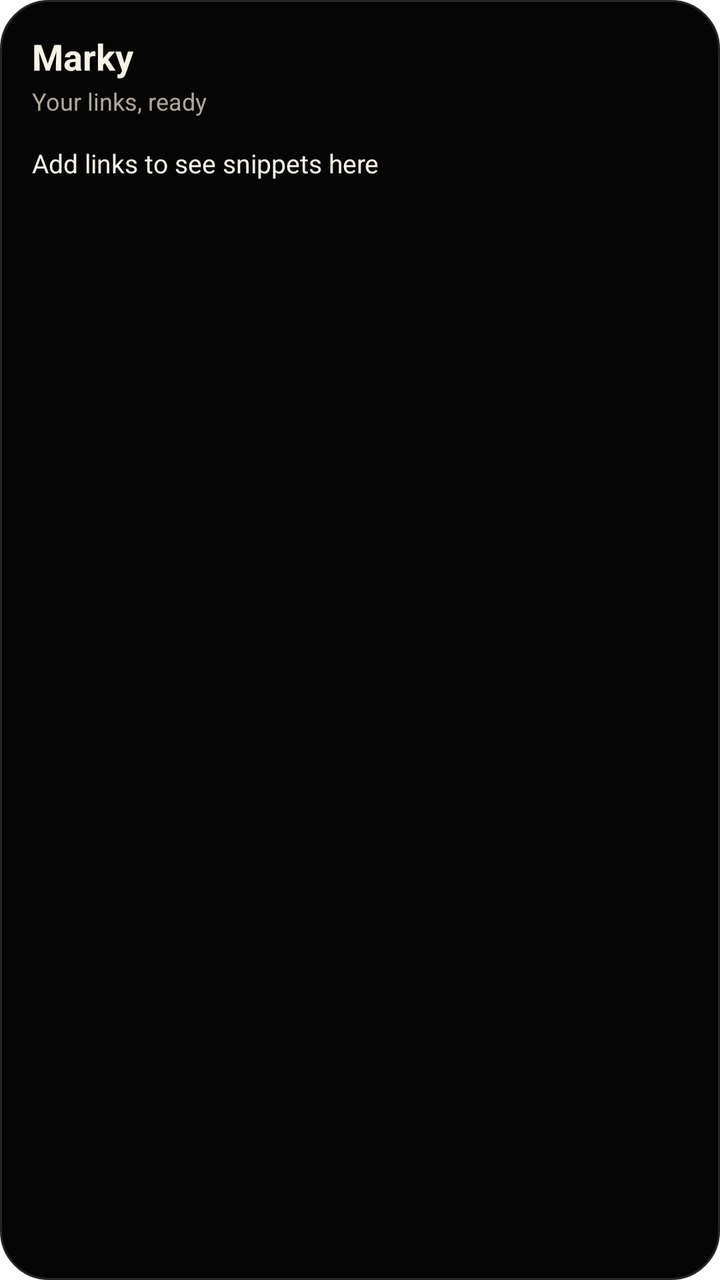
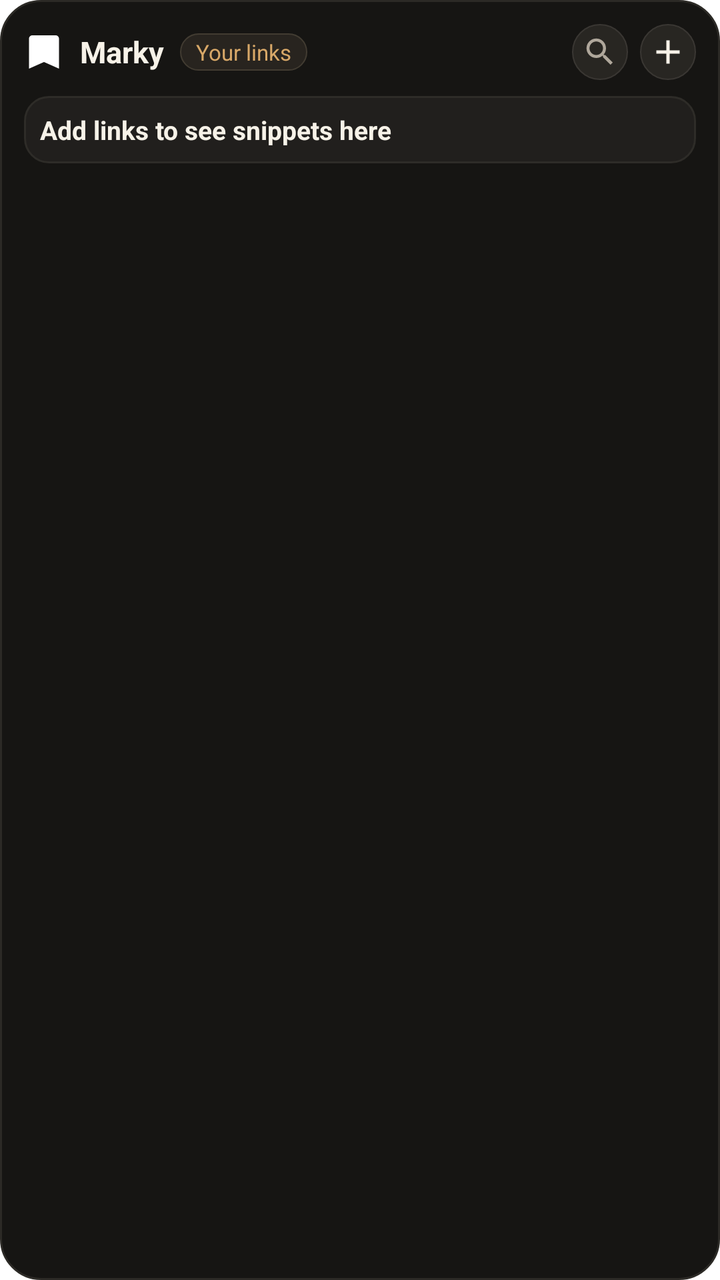

Before-and-after screenshots of an Android layout around one commit, followed by the original layout XML and the change that was made.
<!-- AndroidManifest.xml: fallback theme Theme.MaterialComponents.DayNight.NoActionBar -->
<!-- res/layout/marky_feed_widget.xml -->
<LinearLayout xmlns:android="http://schemas.android.com/apk/res/android"
    android:id="@+id/widget_root"
    android:layout_width="match_parent"
    android:layout_height="match_parent"
    android:background="@drawable/marky_widget_background"
    android:orientation="vertical"
    android:padding="16dp">

    <TextView
        android:id="@+id/widget_title"
        android:layout_width="match_parent"
        android:layout_height="wrap_content"
        android:ellipsize="end"
        android:maxLines="1"
        android:text="Marky"
        android:textColor="#F7F2E8"
        android:textSize="18sp"
        android:textStyle="bold" />

    <TextView
        android:id="@+id/widget_subtitle"
        android:layout_width="match_parent"
        android:layout_height="wrap_content"
        android:layout_marginTop="2dp"
        android:ellipsize="end"
        android:maxLines="1"
        android:text="Your links, ready"
        android:textColor="#AFA79B"
        android:textSize="12sp" />

    <TextView
        android:id="@+id/widget_item_1"
        android:layout_width="match_parent"
        android:layout_height="wrap_content"
        android:layout_marginTop="14dp"
        android:ellipsize="end"
        android:maxLines="1"
        android:text="Add links to see snippets here"
        android:textColor="#F7F2E8"
        android:textSize="13sp" />

    <TextView
        android:id="@+id/widget_item_2"
        android:layout_width="match_parent"
        android:layout_height="wrap_content"
        android:layout_marginTop="8dp"
        android:ellipsize="end"
        android:maxLines="1"
        android:text=""
        android:textColor="#D8D0C3"
        android:textSize="13sp" />

    <TextView
        android:id="@+id/widget_item_3"
        android:layout_width="match_parent"
        android:layout_height="wrap_content"
        android:layout_marginTop="8dp"
        android:ellipsize="end"
        android:maxLines="1"
        android:text=""
        android:textColor="#D8D0C3"
        android:textSize="13sp" />
</LinearLayout>
<!-- resources referenced by this layout -->
<resources>
  <!-- drawable marky_widget_background (drawable) -->
  <shape xmlns:android="http://schemas.android.com/apk/res/android">
      <solid android:color="#050505" />
      <corners android:radius="24dp" />
      <stroke
          android:width="1dp"
          android:color="#262626" />
  </shape>
</resources>

<!-- the commit's change to res/layout/marky_feed_widget.xml (unified diff, before → after) -->
@@ -4,60 +4,192 @@
     android:layout_height="match_parent"
     android:background="@drawable/marky_widget_background"
     android:orientation="vertical"
-    android:padding="16dp">
+    android:padding="12dp">
 
-    <TextView
-        android:id="@+id/widget_title"
+    
+    <LinearLayout
+        android:id="@+id/widget_header"
         android:layout_width="match_parent"
         android:layout_height="wrap_content"
-        android:ellipsize="end"
-        android:maxLines="1"
-        android:text="Marky"
-        android:textColor="#F7F2E8"
-        android:textSize="18sp"
-        android:textStyle="bold" />
+        android:gravity="center_vertical"
+        android:orientation="horizontal">
 
-    <TextView
-        android:id="@+id/widget_subtitle"
-        android:layout_width="match_parent"
-        android:layout_height="wrap_content"
-        android:layout_marginTop="2dp"
-        android:ellipsize="end"
-        android:maxLines="1"
-        android:text="Your links, ready"
-        android:textColor="#AFA79B"
-        android:textSize="12sp" />
+        <ImageView
+            android:id="@+id/widget_icon"
+            android:layout_width="20dp"
+            android:layout_height="20dp"
+            android:contentDescription="@string/app_name"
+            android:src="@drawable/ic_stat_marky" />
 
-    <TextView
-        android:id="@+id/widget_item_1"
-        android:layout_width="match_parent"
-        android:layout_height="wrap_content"
-        android:layout_marginTop="14dp"
-        android:ellipsize="end"
-        android:maxLines="1"
-        android:text="Add links to see snippets here"
-        android:textColor="#F7F2E8"
-        android:textSize="13sp" />
+        <TextView
+            android:id="@+id/widget_title"
+            android:layout_width="wrap_content"
+            android:layout_height="wrap_content"
+            android:layout_marginStart="8dp"
+            android:text="Marky"
+            android:textColor="#F7F2E8"
+            android:textSize="15sp"
+            android:textStyle="bold" />
 
-    <TextView
-        android:id="@+id/widget_item_2"
+        <TextView
+            android:id="@+id/widget_subtitle"
+            android:layout_width="wrap_content"
+            android:layout_height="wrap_content"
+            android:layout_marginStart="8dp"
+            android:background="@drawable/marky_widget_pill_bg"
+            android:ellipsize="end"
+            android:maxLines="1"
+            android:paddingStart="8dp"
+            android:paddingTop="2dp"
+            android:paddingEnd="8dp"
+            android:paddingBottom="2dp"
+            android:text="Your links"
+            android:textColor="#D8A868"
+            android:textSize="11sp" />
+
+        <View
+            android:layout_width="0dp"
+            android:layout_height="1dp"
+            android:layout_weight="1" />
+
+        <ImageButton
+            android:id="@+id/widget_action_search"
+            android:layout_width="28dp"
+            android:layout_height="28dp"
+            android:layout_marginEnd="6dp"
+            android:background="@drawable/marky_widget_button_bg"
+            android:contentDescription="@string/shortcut_search_short"
+            android:padding="5dp"
+            android:scaleType="centerInside"
+            android:src="@drawable/ic_widget_search" />
+
+        <ImageButton
+            android:id="@+id/widget_action_add"
+            android:layout_width="28dp"
+            android:layout_height="28dp"
+            android:background="@drawable/marky_widget_button_bg"
+            android:contentDescription="@string/shortcut_add_short"
+            android:padding="4dp"
+            android:scaleType="centerInside"
+            android:src="@drawable/ic_widget_add" />
+    </LinearLayout>
+
+    
+    <LinearLayout
+        android:id="@+id/widget_items_container"
         android:layout_width="match_parent"
         android:layout_height="wrap_content"
         android:layout_marginTop="8dp"
-        android:ellipsize="end"
-        android:maxLines="1"
-        android:text=""
-        android:textColor="#D8D0C3"
-        android:textSize="13sp" />
+        android:orientation="vertical">
 
+        
+        <LinearLayout
+            android:id="@+id/widget_item_1_container"
+            android:layout_width="match_parent"
+            android:layout_height="wrap_content"
+            android:layout_marginBottom="5dp"
+            android:background="@drawable/marky_widget_item_bg"
+            android:orientation="vertical"
+            android:padding="8dp">
+
+            <TextView
+                android:id="@+id/widget_item_1"
+                android:layout_width="match_parent"
+                android:layout_height="wrap_content"
+                android:ellipsize="end"
+                android:maxLines="1"
+                android:text="Add links to see snippets here"
+                android:textColor="#F7F2E8"
+                android:textSize="13sp"
+                android:textStyle="bold" />
+
+            <TextView
+                android:id="@+id/widget_item_1_subtitle"
+                android:layout_width="match_parent"
+                android:layout_height="wrap_content"
+                android:layout_marginTop="2dp"
+                android:ellipsize="end"
+                android:maxLines="1"
+                android:textColor="#8E887E"
+                android:textSize="11sp"
+                android:visibility="gone" />
+        </LinearLayout>
+
+        
+        <LinearLayout
+            android:id="@+id/widget_item_2_container"
+            android:layout_width="match_parent"
+            android:layout_height="wrap_content"
+            android:layout_marginBottom="5dp"
+            android:background="@drawable/marky_widget_item_bg"
+            android:orientation="vertical"
+            android:padding="8dp"
+            android:visibility="gone">
+
+            <TextView
+                android:id="@+id/widget_item_2"
+                android:layout_width="match_parent"
+                android:layout_height="wrap_content"
+                android:ellipsize="end"
+                android:maxLines="1"
+                android:textColor="#F7F2E8"
+                android:textSize="13sp"
+                android:textStyle="bold" />
+
+            <TextView
+                android:id="@+id/widget_item_2_subtitle"
+                android:layout_width="match_parent"
+                android:layout_height="wrap_content"
+                android:layout_marginTop="2dp"
+                android:ellipsize="end"
+                android:maxLines="1"
+                android:textColor="#8E887E"
+                android:textSize="11sp"
+                android:visibility="gone" />
+        </LinearLayout>
+
+        
+        <LinearLayout
+            android:id="@+id/widget_item_3_container"
+            android:layout_width="match_parent"
+            android:layout_height="wrap_content"
+            android:background="@drawable/marky_widget_item_bg"
+            android:orientation="vertical"
+            android:padding="8dp"
+            android:visibility="gone">
+
+            <TextView
+                android:id="@+id/widget_item_3"
+                android:layout_width="match_parent"
+                android:layout_height="wrap_content"
+                android:ellipsize="end"
+                android:maxLines="1"
+                android:textColor="#F7F2E8"
+                android:textSize="13sp"
+                android:textStyle="bold" />
+
+            <TextView
+                android:id="@+id/widget_item_3_subtitle"
+                android:layout_width="match_parent"
+                android:layout_height="wrap_content"
+                android:layout_marginTop="2dp"
+                android:ellipsize="end"
+                android:maxLines="1"
+                android:textColor="#8E887E"
+                android:textSize="11sp"
+                android:visibility="gone" />
+        </LinearLayout>
+    </LinearLayout>
+
+    
     <TextView
-        android:id="@+id/widget_item_3"
+        android:id="@+id/widget_empty_text"
         android:layout_width="match_parent"
         android:layout_height="wrap_content"
-        android:layout_marginTop="8dp"
-        android:ellipsize="end"
-        android:maxLines="1"
-        android:text=""
-        android:textColor="#D8D0C3"
-        android:textSize="13sp" />
+        android:layout_marginTop="16dp"
+        android:gravity="center"
+        android:text="All caught up ✨\nTap + to save a link"
+        android:textColor="#8E887E"
+        android:textSize="12sp"
+        android:visibility="gone" />
 </LinearLayout>
<!-- resource entries referenced after the edit -->
@@ -1,12 +1,70 @@
 <!-- resources referenced by this layout -->
 <resources>
+  <!-- drawable ic_stat_marky (drawable) -->
+  <?xml version="1.0" encoding="utf-8"?>
+  <vector xmlns:android="http://schemas.android.com/apk/res/android"
+      android:width="24dp"
+      android:height="24dp"
+      android:viewportWidth="24"
+      android:viewportHeight="24">
+      <path
+          android:fillColor="#FFFFFFFF"
+          android:pathData="M5,2h14c1.1,0 2,0.9 2,2v18l-9,-4l-9,4V4c0,-1.1 0.9,-2 2,-2z" />
+  </vector>
+  <!-- drawable ic_widget_add (drawable) -->
+  <vector xmlns:android="http://schemas.android.com/apk/res/android"
+      android:width="20dp"
+      android:height="20dp"
+      android:viewportWidth="24"
+      android:viewportHeight="24">
+      <path
+          android:fillColor="#F7F2E8"
+          android:pathData="M19,13h-6v6h-2v-6H5v-2h6V5h2v6h6v2z" />
+  </vector>
+  <!-- drawable ic_widget_search (drawable) -->
+  <vector xmlns:android="http://schemas.android.com/apk/res/android"
+      android:width="18dp"
+      android:height="18dp"
+      android:viewportWidth="24"
+      android:viewportHeight="24">
+      <path
+          android:fillColor="#AFA79B"
+          android:pathData="M15.5,14h-0.79l-0.28,-0.27C15.41,12.59 16,11.11 16,9.5 16,5.91 13.09,3 9.5,3S3,5.91 3,9.5 5.91,16 9.5,16c1.61,0 3.09,-0.59 4.23,-1.57l0.27,0.28v0.79l5,4.99L20.49,19l-4.99,-5zm-6,0C7.01,14 5,11.99 5,9.5S7.01,5 9.5,5 14,7.01 14,9.5 11.99,14 9.5,14z" />
+  </vector>
   <!-- drawable marky_widget_background (drawable) -->
   <shape xmlns:android="http://schemas.android.com/apk/res/android">
-      <solid android:color="#050505" />
-      <corners android:radius="24dp" />
+      <solid android:color="#161513" />
+      <corners android:radius="20dp" />
       <stroke
           android:width="1dp"
-          android:color="#262626" />
+          android:color="#2C2A26" />
   </shape>
+  <!-- drawable marky_widget_button_bg (drawable) -->
+  <shape xmlns:android="http://schemas.android.com/apk/res/android">
+      <solid android:color="#282622" />
+      <corners android:radius="14dp" />
+      <stroke
+          android:width="0.8dp"
+          android:color="#3A3733" />
+  </shape>
+  <!-- drawable marky_widget_item_bg (drawable) -->
+  <shape xmlns:android="http://schemas.android.com/apk/res/android">
+      <solid android:color="#211F1D" />
+      <corners android:radius="12dp" />
+      <stroke
+          android:width="1dp"
+          android:color="#2E2C28" />
+  </shape>
+  <!-- drawable marky_widget_pill_bg (drawable) -->
+  <shape xmlns:android="http://schemas.android.com/apk/res/android">
+      <solid android:color="#28241F" />
+      <corners android:radius="10dp" />
+      <stroke
+          android:width="0.8dp"
+          android:color="#423C32" />
+  </shape>
+  <string name="app_name">Marky</string>
+  <string name="shortcut_add_short">Add</string>
+  <string name="shortcut_search_short">Search</string>
 </resources>
 
